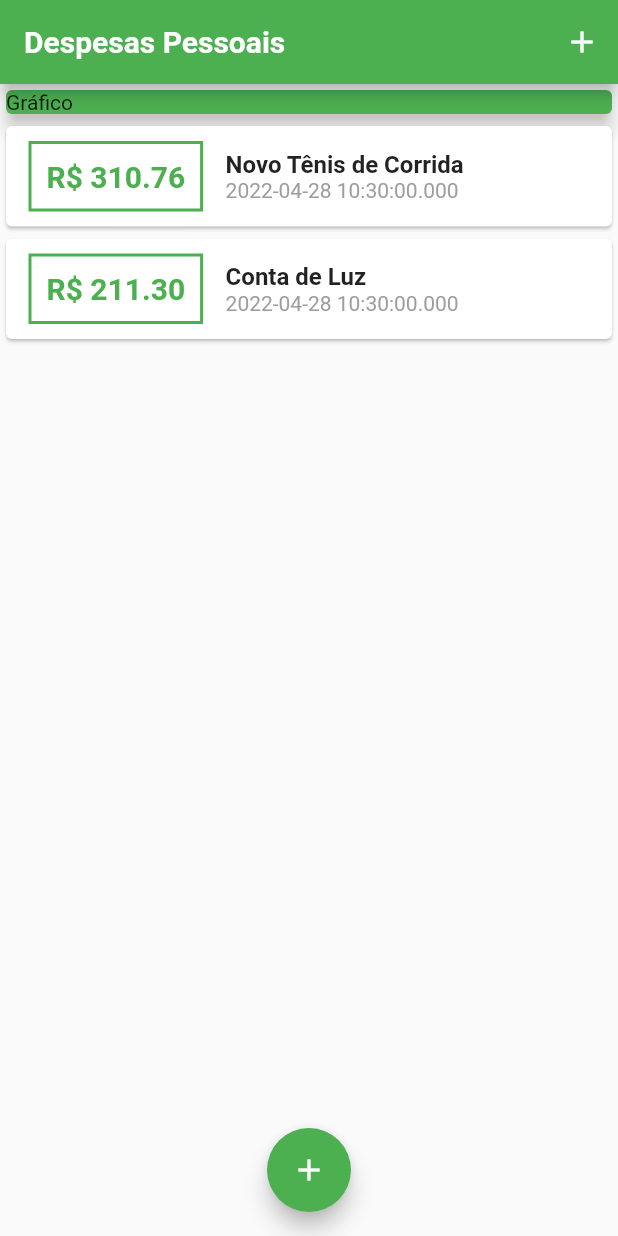
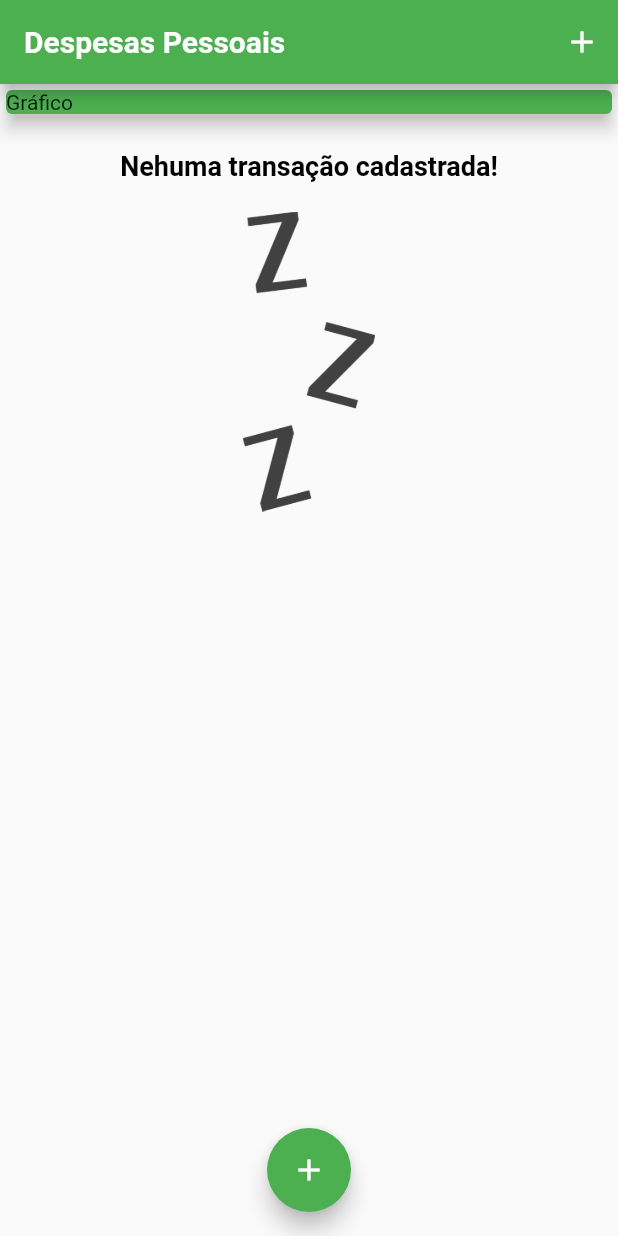
Before and after one commit to fabiojfadsg/expenses_flutter, a Flutter app: the screen it shows after launch, on a phone screen of 412 x 824 dp. Run offline on Flutter 3.47's test engine with Material 2 defaults, Android fonts, the phone set to English and light mode, and no system bars; Roboto replaces fonts that are missing (OpenSans).

Commit message:
Aula-117

```diff
--- a/lib/components/transaction_list.dart
+++ b/lib/components/transaction_list.dart
@@ -13,7 +13,26 @@
     // ignore: sized_box_for_whitespace
     return Container(
       height: 300,
-      child: ListView.builder(
+      child: transactions.isEmpty
+          ? Column(
+              children: [
+                SizedBox(height: 20),
+                Text(
+                  'Nehuma transação cadastrada!',
+                  style: Theme.of(context).textTheme.titleLarge,
+                ),
+                SizedBox(height: 20),
+                // ignore: sized_box_for_whitespace
+                Container(
+                  height: 200,
+                  child: Image.asset(
+                    'assets/images/waiting.png',
+                    fit: BoxFit.cover,
+                  ),
+                ),
+              ],
+            )
+          : ListView.builder(
               itemCount: transactions.length,
               itemBuilder: (ctx, index) {
                 final tr = transactions[index];
@@ -45,7 +64,8 @@
                       children: [
                         Text(
                           tr.title,
-                    style: TextStyle(fontSize: 16, fontWeight: FontWeight.bold),
+                          style: TextStyle(
+                              fontSize: 16, fontWeight: FontWeight.bold),
                         ),
                         Text(
                           tr.date.toString(),
--- a/lib/main.dart
+++ b/lib/main.dart
@@ -47,19 +47,18 @@
 }
 
 class _MyHomePageState extends State<MyHomePage> {
-  final _transactions = [
-    Transaction(
-      id: 't1',
-      title: 'Novo Tênis de Corrida',
-      value: 310.76,
-      date: DateTime.now(),
-    ),
-    Transaction(
-      id: 't2',
-      title: 'Conta de Luz',
-      value: 211.30,
-      date: DateTime.now(),
-    ),
+  final List<Transaction> _transactions = [
+    //   id: 't1',
+    //   title: 'Novo Tênis de Corrida',
+    //   value: 310.76,
+    //   date: DateTime.now(),
+    // ),
+    // Transaction(
+    //   id: 't2',
+    //   title: 'Conta de Luz',
+    //   value: 211.30,
+    //   date: DateTime.now(),
+    // ),
   ];
 
   _addTransaction(String title, double value) {
--- a/pubspec.yaml
+++ b/pubspec.yaml
@@ -58,8 +58,8 @@
   uses-material-design: true
 
   # To add assets to your application, add an assets section, like this:
-  # assets:
-  #   - images/a_dot_burr.jpeg
+  assets:
+    - assets/images/waiting.png
   #   - images/a_dot_ham.jpeg
 
   # An image asset can refer to one or more resolution-specific "variants", see
```
Also changed, not shown: assets/images/waiting.png (added). Lines whose indentation alone changed are shown as unchanged.
